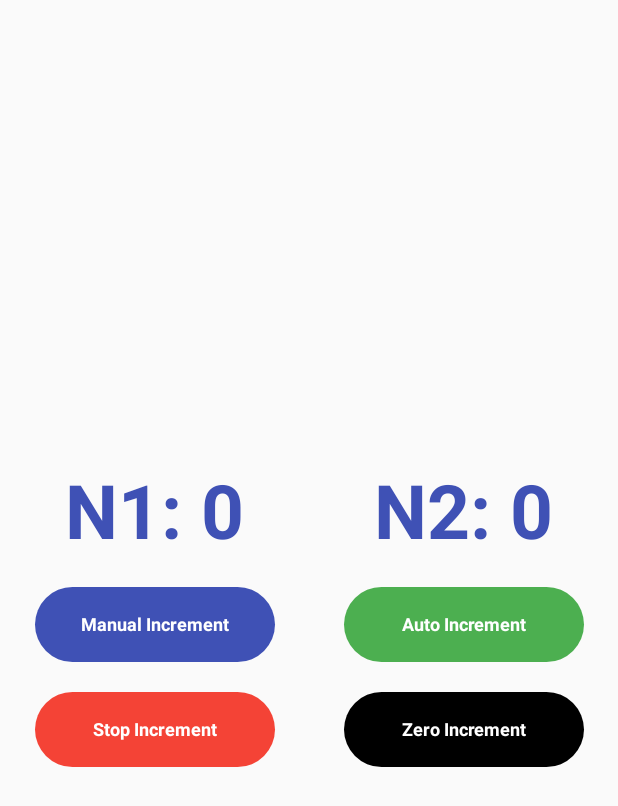
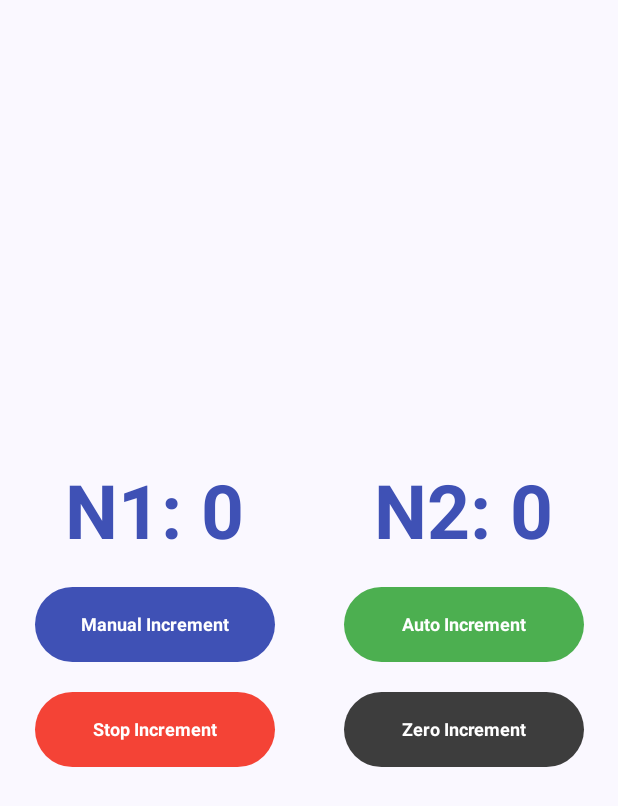
Before and after one commit to MaiconMJS/incrementador-android, an Android app built with Jetpack Compose: the screen it shows after launch (HomeActivity), on a phone screen of 412 x 824 dp. Shown: the top 806 px of the screen. Run offline under Robolectric (Android 15) with nearby library versions, the phone set to English and light mode, and no system bars.

Commit message:
Tema claro & escuro dynamic

```diff
--- a/app/src/main/java/com/newoverride/incrementador/ui/theme/Color.kt
+++ b/app/src/main/java/com/newoverride/incrementador/ui/theme/Color.kt
@@ -6,7 +6,7 @@ val Purple80 = Color(0xFFD0BCFF)
 val Blue = Color(0xFF3F51B5)
 val Green = Color(0xFF4CAF50)
 val Red = Color(0xFFF44336)
-val Black = Color(0xFF000000)
+val BlackLow = Color(0xFF3D3D3D)
 val White = Color(0xFFFFFFFF)
 val PurpleGrey80 = Color(0xFFCCC2DC)
 val Pink80 = Color(0xFFEFB8C8)
--- a/app/src/main/java/com/newoverride/incrementador/ui/view/HomeView.kt
+++ b/app/src/main/java/com/newoverride/incrementador/ui/view/HomeView.kt
@@ -8,6 +8,8 @@ import androidx.compose.foundation.layout.fillMaxSize
 import androidx.compose.foundation.layout.fillMaxWidth
 import androidx.compose.foundation.layout.padding
 import androidx.compose.material3.ButtonDefaults
+import androidx.compose.material3.MaterialTheme
+import androidx.compose.material3.Surface
 import androidx.compose.runtime.Composable
 import androidx.compose.ui.Alignment
 import androidx.compose.ui.Modifier
@@ -18,7 +20,7 @@ import com.newoverride.incrementador.enum.ButtonType
 import com.newoverride.incrementador.hooks.incrementHook
 import com.newoverride.incrementador.ui.components.ButtonStyle
 import com.newoverride.incrementador.ui.components.Display
-import com.newoverride.incrementador.ui.theme.Black
+import com.newoverride.incrementador.ui.theme.BlackLow
 import com.newoverride.incrementador.ui.theme.Blue
 import com.newoverride.incrementador.ui.theme.Green
 import com.newoverride.incrementador.ui.theme.IncrementadorTheme
@@ -30,6 +32,7 @@ fun HomeView() {
     val incrementHook = incrementHook()
 
     IncrementadorTheme {
+        Surface(modifier = Modifier.fillMaxSize(), color = MaterialTheme.colorScheme.background) {
             Box(modifier = Modifier.fillMaxSize(), contentAlignment = Alignment.Center) {
                 Column {
                     Display(incrementHook.number["n1"] ?: 0, incrementHook.number["n2"] ?: 0)
@@ -66,10 +69,11 @@ fun HomeView() {
                             textButton = stringResource(R.string.ZeroButton),
                             onClick = incrementHook.zeroDisplay,
                             isPressed = incrementHook.buttonPressedState[ButtonType.ZERO] == true,
-                        colors = ButtonDefaults.buttonColors(containerColor = Black)
+                            colors = ButtonDefaults.buttonColors(containerColor = BlackLow)
                         )
                     }
                 }
             }
         }
     }
+}
```
Also changed, not shown: 1 other file. Lines whose indentation alone changed are shown as unchanged.
